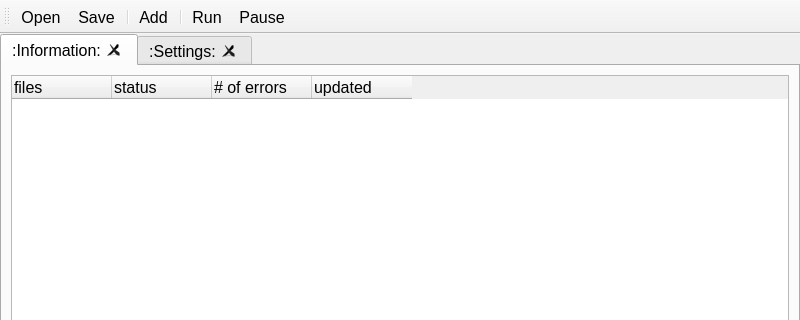
o-jill/kouets, file src/mainwindow.ui: the form before one commit; both pictures show x 0 to 800 and y 0 to 320 of the 800 by 600 pixel window.
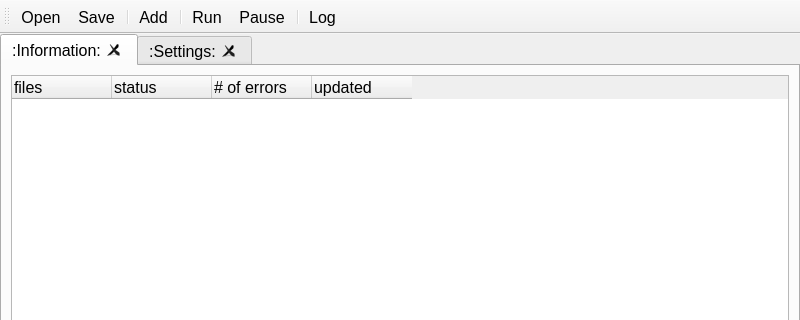
The form after the commit. Icons and pictures are not drawn.

What changed in the file:
```diff
--- a/src/mainwindow.ui
+++ b/src/mainwindow.ui
@@ -189,6 +189,8 @@
    <addaction name="separator"/>
    <addaction name="actionRun"/>
    <addaction name="actionPause"/>
+   <addaction name="separator"/>
+   <addaction name="actionLog"/>
   </widget>
   <widget class="QStatusBar" name="statusBar"/>
   <action name="actionOpen">
@@ -236,6 +238,15 @@
     <string>Pause</string>
    </property>
   </action>
+  <action name="actionLog">
+   <property name="icon">
+    <iconset resource="kouets.qrc">
+     <normaloff>:/image/rsc/log24.png</normaloff>:/image/rsc/log24.png</iconset>
+   </property>
+   <property name="text">
+    <string>Log</string>
+   </property>
+  </action>
  </widget>
  <resources>
   <include location="kouets.qrc"/>
```
